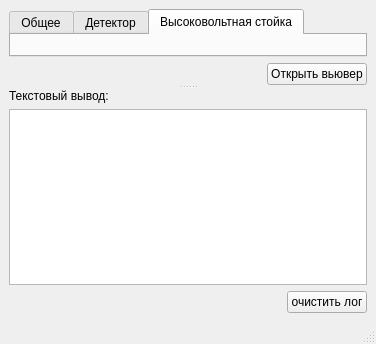
The window that CamacClient/camacclientform.ui (kapot65/online) describes before a commit, drawn with Qt 5.
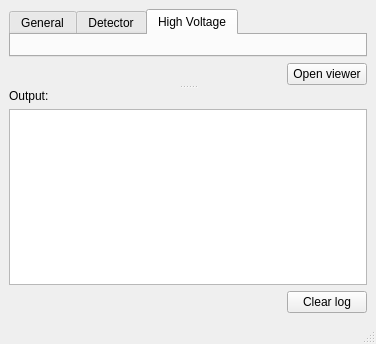
The same window after the commit. The open tabs and pages were chosen to show the change.

Commit message: Translate ui to English.

Diff of the .ui file:
```diff
--- a/CamacClient/camacclientform.ui
+++ b/CamacClient/camacclientform.ui
@@ -35,19 +35,19 @@
           </property>
           <widget class="QWidget" name="generalTab">
            <attribute name="title">
-            <string>Общее</string>
+            <string>General</string>
            </attribute>
            <layout class="QVBoxLayout" name="verticalLayout_5"/>
           </widget>
           <widget class="QWidget" name="CCPC7Tab">
            <attribute name="title">
-            <string>Детектор</string>
+            <string>Detector</string>
            </attribute>
            <layout class="QVBoxLayout" name="verticalLayout_7"/>
           </widget>
           <widget class="QWidget" name="HVTab">
            <attribute name="title">
-            <string>Высоковольтная стойка</string>
+            <string>High Voltage</string>
            </attribute>
            <layout class="QVBoxLayout" name="verticalLayout_3"/>
           </widget>
@@ -71,7 +71,7 @@
           <item>
            <widget class="QPushButton" name="openViewerButton">
             <property name="text">
-             <string>Открыть вьювер</string>
+             <string>Open viewer</string>
             </property>
            </widget>
           </item>
@@ -90,7 +90,7 @@
         <item>
          <widget class="QLabel" name="label_2">
           <property name="text">
-           <string>Текстовый вывод:</string>
+           <string>Output:</string>
           </property>
          </widget>
         </item>
@@ -122,7 +122,7 @@
           <item>
            <widget class="QPushButton" name="clearLogButton">
             <property name="text">
-             <string>очистить лог</string>
+             <string>Clear log</string>
             </property>
            </widget>
           </item>
```
Left out of the diff: 7 changed lines with no effect on the pictures. The commit also changes 5 other files.
